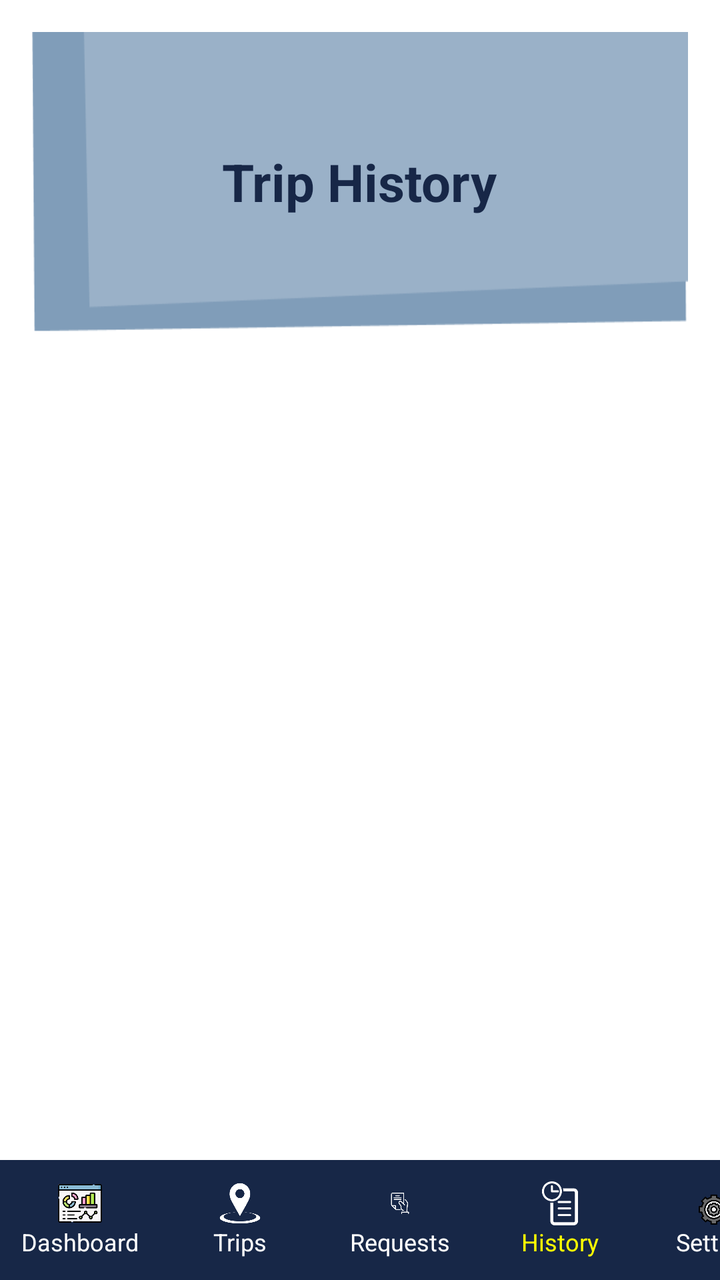
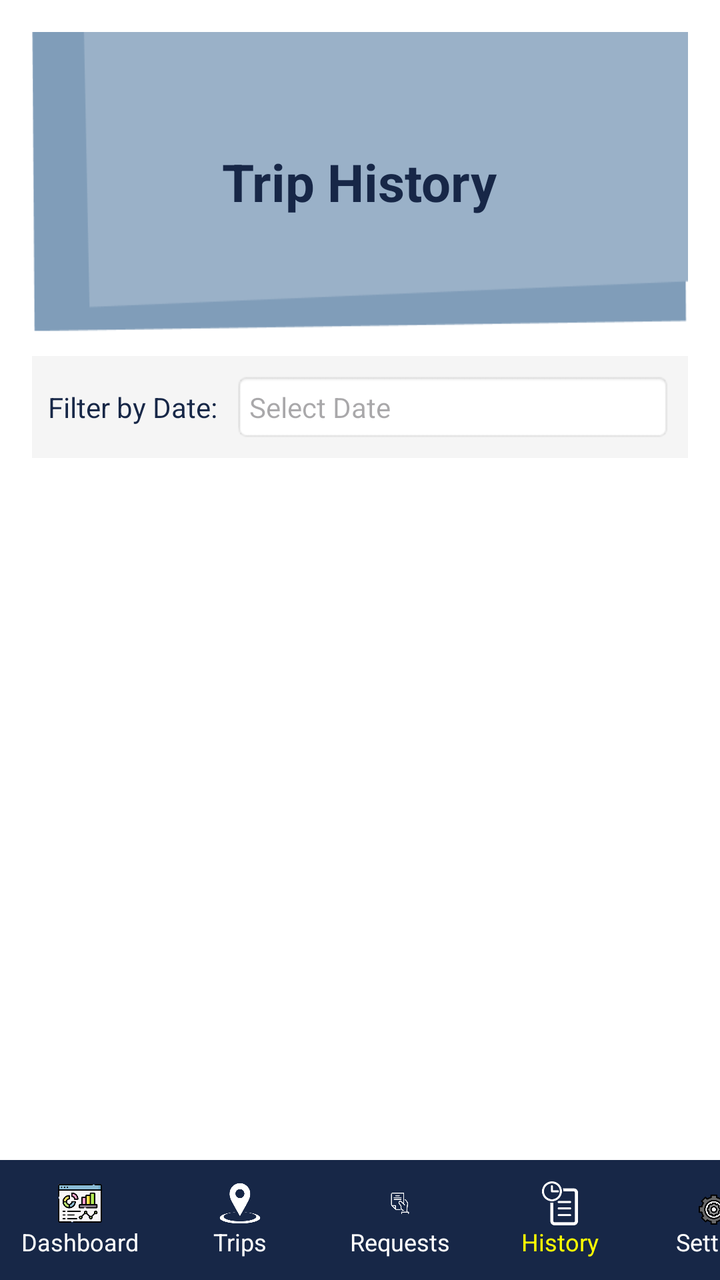

Screens rendered from an Android XML layout before and after an edit, with the pre-edit source and the edit as a unified diff.
<!-- AndroidManifest.xml: application theme Theme.OLStar -->
<!-- res/layout/activity_history.xml -->
<?xml version="1.0" encoding="utf-8"?>
<LinearLayout xmlns:android="http://schemas.android.com/apk/res/android"
    xmlns:tools="http://schemas.android.com/tools"
    xmlns:app="http://schemas.android.com/apk/res-auto"
    android:id="@+id/main"
    android:layout_width="match_parent"
    android:layout_height="match_parent"
    android:orientation="vertical"
    android:background="#FFFFFF"
    android:fitsSystemWindows="true"
    tools:context=".drivers.HistoryActivity">

    
    <LinearLayout
        android:layout_width="match_parent"
        android:layout_height="0dp"
        android:layout_weight="1"
        android:orientation="vertical"
        android:padding="16dp">

        
        <FrameLayout
            android:layout_width="match_parent"
            android:layout_height="150dp"
            android:layout_marginBottom="12dp">

            <ImageView
                android:layout_width="match_parent"
                android:layout_height="match_parent"
                android:src="@drawable/background_event"
                android:scaleType="fitXY"/>

            <TextView
                android:layout_gravity="center"
                android:text="Trip History"
                android:textSize="26sp"
                android:textStyle="bold"
                android:textColor="#172747"
                android:layout_width="wrap_content"
                android:layout_height="wrap_content"/>
        </FrameLayout>

        
        <TextView
            android:id="@+id/tvEmptyHistory"
            android:layout_width="match_parent"
            android:layout_height="wrap_content"
            android:text="No trip history available"
            android:textSize="16sp"
            android:textColor="#888888"
            android:gravity="center"
            android:padding="20dp"
            android:visibility="gone"/>

        
        <androidx.recyclerview.widget.RecyclerView
            android:id="@+id/recyclerHistory"
            android:layout_width="match_parent"
            android:layout_height="0dp"
            android:layout_weight="1"
            android:clipToPadding="false"
            android:paddingBottom="8dp"/>
    </LinearLayout>

    
    <HorizontalScrollView
        android:layout_width="match_parent"
        android:layout_height="60dp"
        android:fillViewport="true"
        android:scrollbars="none"
        android:background="#172747">

        <LinearLayout
            android:layout_width="wrap_content"
            android:layout_height="match_parent"
            android:orientation="horizontal"
            android:gravity="center">

            
            <LinearLayout
                android:id="@+id/navDashboard"
                android:layout_width="80dp"
                android:layout_height="match_parent"
                android:orientation="vertical"
                android:gravity="center">

                <ImageView
                    android:layout_width="22dp"
                    android:layout_height="22dp"
                    android:src="@drawable/ic_dashboard"/>

                <TextView
                    android:layout_width="wrap_content"
                    android:layout_height="wrap_content"
                    android:text="Dashboard"
                    android:textSize="12sp"
                    android:textColor="#FFFFFF"/>
            </LinearLayout>

            
            <LinearLayout
                android:id="@+id/navTrips"
                android:layout_width="80dp"
                android:layout_height="match_parent"
                android:orientation="vertical"
                android:gravity="center">

                <ImageView
                    android:layout_width="22dp"
                    android:layout_height="22dp"
                    android:src="@drawable/ic_trips"
                    app:tint="#FFFFFF"/>

                <TextView
                    android:layout_width="wrap_content"
                    android:layout_height="wrap_content"
                    android:text="Trips"
                    android:textSize="12sp"
                    android:textColor="#FFFFFF"/>
            </LinearLayout>

            
            <LinearLayout
                android:id="@+id/navRequests"
                android:layout_width="80dp"
                android:layout_height="match_parent"
                android:orientation="vertical"
                android:gravity="center">

                <ImageView
                    android:layout_width="22dp"
                    android:layout_height="22dp"
                    android:src="@drawable/ic_request"
                    app:tint="#FFFFFF"/>

                <TextView
                    android:layout_width="wrap_content"
                    android:layout_height="wrap_content"
                    android:text="Requests"
                    android:textSize="12sp"
                    android:textColor="#FFFFFF"/>
            </LinearLayout>

            
            <LinearLayout
                android:id="@+id/navHistory"
                android:layout_width="80dp"
                android:layout_height="match_parent"
                android:orientation="vertical"
                android:gravity="center">

                <ImageView
                    android:layout_width="22dp"
                    android:layout_height="22dp"
                    android:src="@drawable/ic_history"
                    app:tint="#FFFFFF"/>

                <TextView
                    android:layout_width="wrap_content"
                    android:layout_height="wrap_content"
                    android:text="History"
                    android:textSize="12sp"
                    android:textColor="#FFFF00"/>
            </LinearLayout>

            
            <LinearLayout
                android:id="@+id/navSettings"
                android:layout_width="80dp"
                android:layout_height="match_parent"
                android:orientation="vertical"
                android:gravity="center">

                <ImageView
                    android:layout_width="22dp"
                    android:layout_height="22dp"
                    android:src="@drawable/ic_settings"/>

                <TextView
                    android:layout_width="wrap_content"
                    android:layout_height="wrap_content"
                    android:text="Settings"
                    android:textSize="12sp"
                    android:textColor="#FFFFFF"/>
            </LinearLayout>
        </LinearLayout>
    </HorizontalScrollView>

</LinearLayout>
<!-- resources referenced by this layout -->
<resources>
  <!-- drawable background_event: png bitmap (drawable, 3141 bytes) -->
  <!-- drawable ic_dashboard: png bitmap (drawable, 57213 bytes) -->
  <!-- drawable ic_history: png bitmap (drawable, 12447 bytes) -->
  <!-- drawable ic_request: png bitmap (drawable, 14223 bytes) -->
  <!-- drawable ic_settings: png bitmap (drawable, 46403 bytes) -->
  <!-- drawable ic_trips: png bitmap (drawable, 17796 bytes) -->
  <style name="Theme.OLStar" parent="Base.Theme.OLStar" />
  <style name="Base.Theme.OLStar" parent="Theme.Material3.DayNight.NoActionBar">
          
          
      </style>
</resources>

<!-- the commit's change to res/layout/activity_history.xml (unified diff, before → after) -->
@@ -41,6 +41,48 @@
         </FrameLayout>
 
         
+        <LinearLayout
+            android:layout_width="match_parent"
+            android:layout_height="wrap_content"
+            android:orientation="horizontal"
+            android:gravity="center_vertical"
+            android:layout_marginBottom="12dp"
+            android:background="#F5F5F5"
+            android:padding="8dp"
+            android:radius="8dp">
+
+            <TextView
+                android:layout_width="wrap_content"
+                android:layout_height="wrap_content"
+                android:text="Filter by Date:"
+                android:textSize="14sp"
+                android:textColor="#172747"
+                android:layout_marginEnd="8dp"/>
+
+            <EditText
+                android:id="@+id/etFilterDate"
+                android:layout_width="0dp"
+                android:layout_height="wrap_content"
+                android:layout_weight="1"
+                android:hint="Select Date"
+                android:textSize="14sp"
+                android:background="@android:drawable/editbox_background"
+                android:padding="8dp"
+                android:focusable="false"
+                android:clickable="true"
+                android:cursorVisible="false"/>
+
+            <ImageButton
+                android:id="@+id/btnClearDateFilter"
+                android:layout_width="40dp"
+                android:layout_height="40dp"
+                android:src="@android:drawable/ic_delete"
+                android:background="@android:color/transparent"
+                android:contentDescription="Clear Date Filter"
+                android:visibility="gone"/>
+        </LinearLayout>
+
+        
         <TextView
             android:id="@+id/tvEmptyHistory"
             android:layout_width="match_parent"
